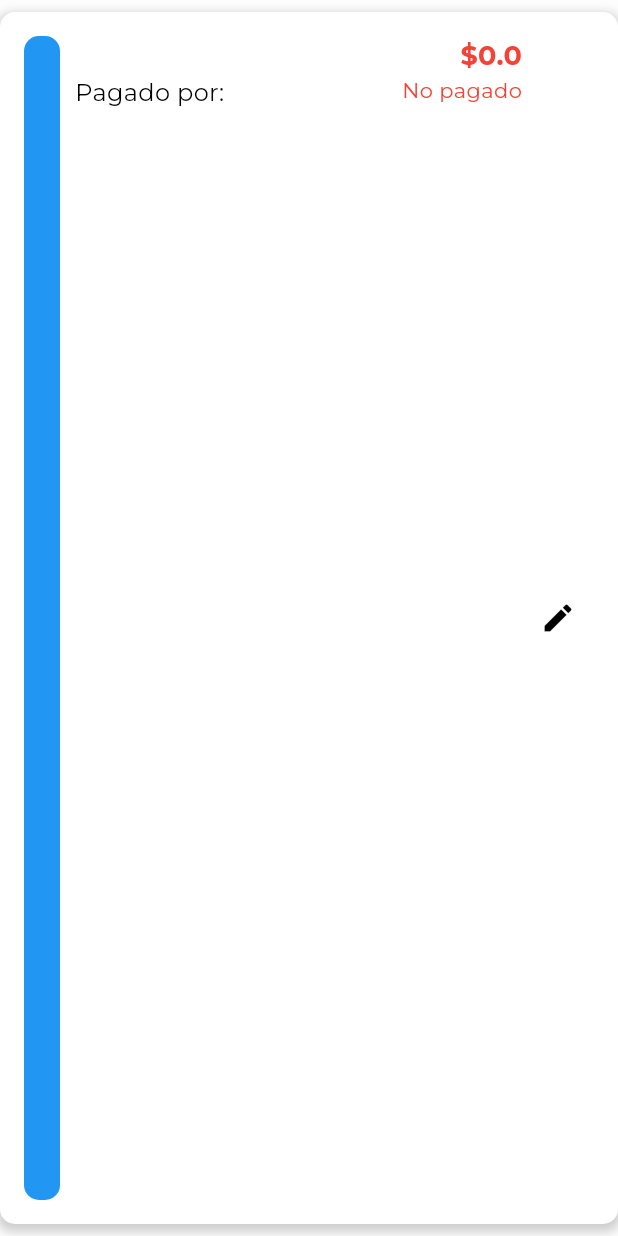
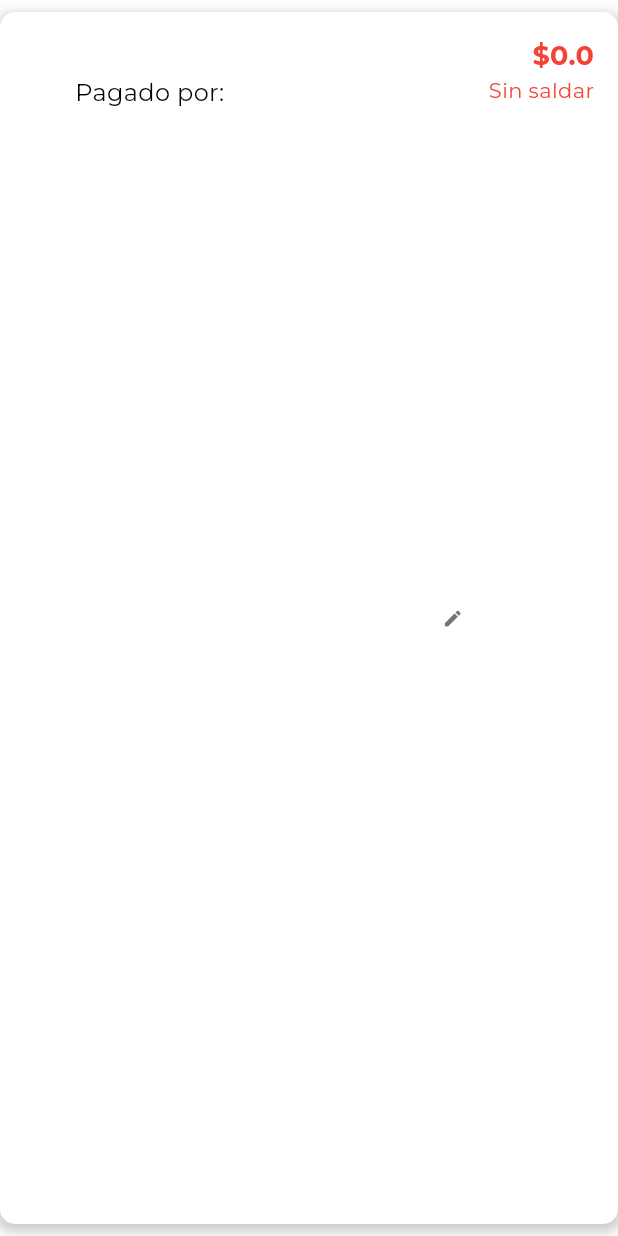
Before and after one commit to ijolodovsky/PayPals, a Flutter app: the ExpenseTile widget shown alone on an empty page, opened directly with empty values, on a phone screen of 412 x 824 dp. Run offline on Flutter 3.47's test engine with Material 3 defaults, Android fonts, the phone set to English and light mode, and no system bars; our stand-ins replace cloud_firestore, firebase_auth, firebase_core, firebase_messaging, google_fonts, share; accounts and stored records are empty.

Commit message:
Cambios estéticos

```diff
--- a/lib/screens/group.dart
+++ b/lib/screens/group.dart
@@ -99,6 +99,9 @@ class _GroupScreenState extends State<GroupScreen> {
                 context: context,
                 builder: (context) => Container(
                   height: 400,
+                  child: Column(
+                    children: [
+                      Expanded(
                         child: FutureBuilder<List<Map<String, dynamic>>>(
                           future: _fetchParticipantsDetails(),
                           builder: (context, snapshot) {
@@ -113,6 +116,16 @@ class _GroupScreenState extends State<GroupScreen> {
                                 itemBuilder: (context, index) {
                                   Map<String, dynamic> participant = participants[index];
                                   return ListTile(
+                                    leading: CircleAvatar(
+                                      backgroundColor: Colors.blue,
+                                      foregroundColor: Colors.white,
+                                      child: Text(
+                                        participant['userName']
+                                            .toString()
+                                            .substring(0, 1)
+                                            .toUpperCase(),
+                                      ),
+                                    ),
                                     title: Text(participant['userName']),
                                     subtitle: Text(participant['email']),
                                   );
@@ -122,11 +135,29 @@ class _GroupScreenState extends State<GroupScreen> {
                           },
                         ),
                       ),
+                      SizedBox(height: 15),
+                      ElevatedButton(
+                        onPressed: () {
+                          // Lógica para abandonar el grupo
+                          // Por ejemplo, podrías llamar a un método que maneje esto
+                          // _leaveGroup();
+                        },
+                        style: ButtonStyle(
+                          backgroundColor: MaterialStateProperty.all(Colors.red),
+                          padding: MaterialStateProperty.all(EdgeInsets.all(16)),
+                        ),
+                        child: Text('Abandonar Grupo', style: TextStyle(color: Colors.white)),
+                      ),
+                      SizedBox(height: 10),
+                    ],
+                  ),
+                ),
               );
             },
           ),
         ],
       ),
+
       body: SingleChildScrollView(
         child: Column(
           crossAxisAlignment: CrossAxisAlignment.start,
@@ -170,7 +201,7 @@ class _GroupScreenState extends State<GroupScreen> {
                         children: [
                           Icon(Icons.check_circle, color: Colors.green),
                           SizedBox(width: 8),
-                          Text('No hay deuda pendiente', style: TextStyle(fontSize: 16)),
+                          Text('Todos los gastos fueron saldados', style: TextStyle(fontSize: 18)),
                         ],
                       ),
                     ),
@@ -187,14 +218,6 @@ class _GroupScreenState extends State<GroupScreen> {
                         _reloadData();
                       }
                     },
-                    style: ElevatedButton.styleFrom(
-                      padding: EdgeInsets.symmetric(vertical: 20, horizontal: 40),
-                      textStyle: TextStyle(fontSize: 18, fontWeight: FontWeight.bold),
-                      backgroundColor: Colors.white,
-                      shape: RoundedRectangleBorder(
-                        borderRadius: BorderRadius.circular(15),
-                      ),
-                    ),
                     child: Text('Ajustar cuentas'),
                   ),
                   SizedBox(height: 20),
@@ -312,7 +335,7 @@ class DebtTile extends StatelessWidget {
         crossAxisAlignment: CrossAxisAlignment.start,
         children: <Widget>[
           Text(
-            'Total de gastos pendientes:',
+            'Total de gastos sin ajustar:',
             style: TextStyle(fontSize: 18),
           ),
           SizedBox(height: 10),
@@ -324,7 +347,6 @@ class DebtTile extends StatelessWidget {
               color: Colors.red,
             ),
           ),
-          SizedBox(height: 10),
         ],
       ),
     );
@@ -368,10 +390,6 @@ class ExpenseTile extends StatelessWidget {
       child: Row(
         children: <Widget>[
           Container(
-            decoration: BoxDecoration(
-              color: Colors.blue,
-              borderRadius: BorderRadius.circular(10),
-            ),
             padding: EdgeInsets.symmetric(horizontal: 12, vertical: 8),
             child: Column(
               children: <Widget>[
@@ -379,7 +397,7 @@ class ExpenseTile extends StatelessWidget {
                   month,
                   style: TextStyle(
                     fontSize: 12,
-                    color: Colors.white,
+                    color: paid ? Colors.grey[600] : Colors.blue,
                   ),
                 ),
                 Text(
@@ -387,7 +405,7 @@ class ExpenseTile extends StatelessWidget {
                   style: TextStyle(
                     fontSize: 18,
                     fontWeight: FontWeight.bold,
-                    color: Colors.white,
+                    color: paid ? Colors.grey[600] : Colors.blue,
                   ),
                 ),
               ],
@@ -403,14 +421,29 @@ class ExpenseTile extends StatelessWidget {
                   style: TextStyle(
                     fontSize: 18,
                     fontWeight: FontWeight.bold,
+                    color: paid ? Colors.grey[600] : Colors.black,
                   ),
                 ),
                 Text(
                   'Pagado por: $payer',
-                  style: TextStyle(fontSize: 16),
+                  style: TextStyle(
+                    fontSize: 16,
+                    color: paid ? Colors.grey[600] : Colors.black,),
                 ),
               ],
             ),
+          ),
+          if (!paid)
+                IconButton(
+                  icon: Icon(Icons.edit),
+                  style: ButtonStyle(
+                    padding: MaterialStateProperty.all(EdgeInsets.all(0)),
+                    iconColor: MaterialStateProperty.all(Colors.grey[600]),
+                    iconSize: MaterialStateProperty.all(14),
+                  ),
+                  onPressed: () {
+                    // fncionalidad de edición
+                  },
               ),
           Column(
             crossAxisAlignment: CrossAxisAlignment.end,
@@ -420,12 +453,12 @@ class ExpenseTile extends StatelessWidget {
                 style: TextStyle(
                   fontSize: 18,
                   fontWeight: FontWeight.bold,
-                  color: paid ? Colors.green : Colors.red,
+                  color: paid ? Colors.grey[600] : Colors.red,
                 ),
               ),
               if (!paid)
                 Text(
-                  'No pagado',
+                  'Sin saldar',
                   style: TextStyle(
                     fontSize: 14,
                     color: Colors.red,
@@ -433,13 +466,6 @@ class ExpenseTile extends StatelessWidget {
                 ),
             ],
           ),
-          if (!paid)
-            IconButton(
-              icon: Icon(Icons.edit),
-              onPressed: () {
-                // fncionalidad de edición
-              },
-            ),
         ],
       ),
     );
```
Lines whose indentation alone changed are shown as unchanged.
